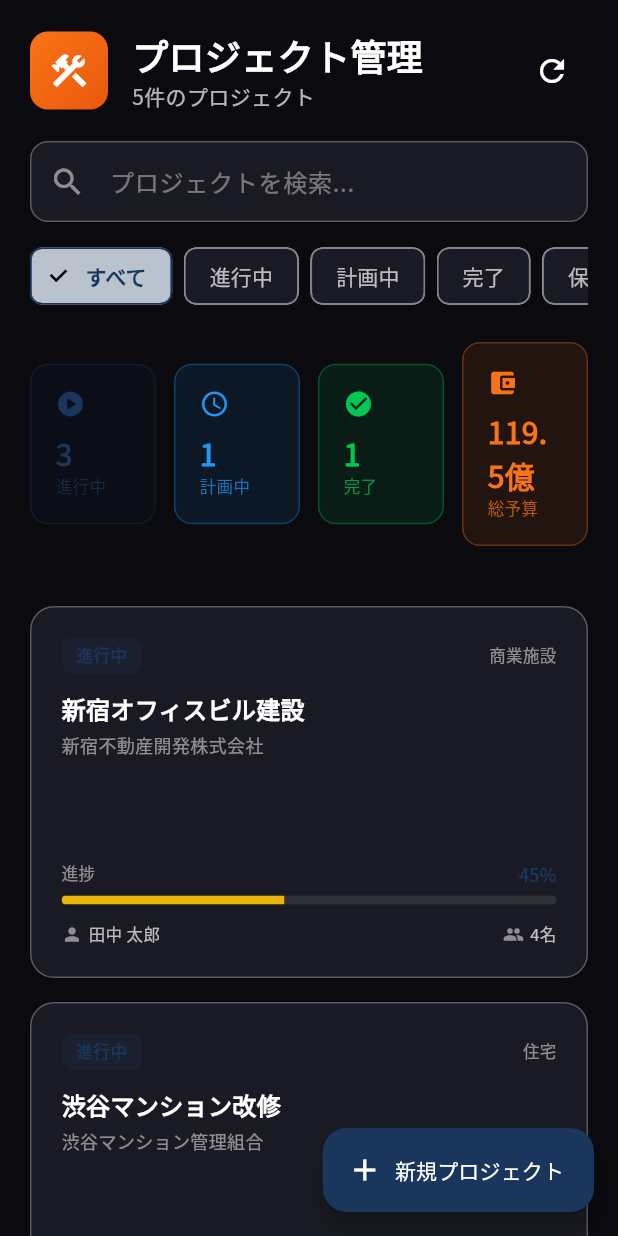
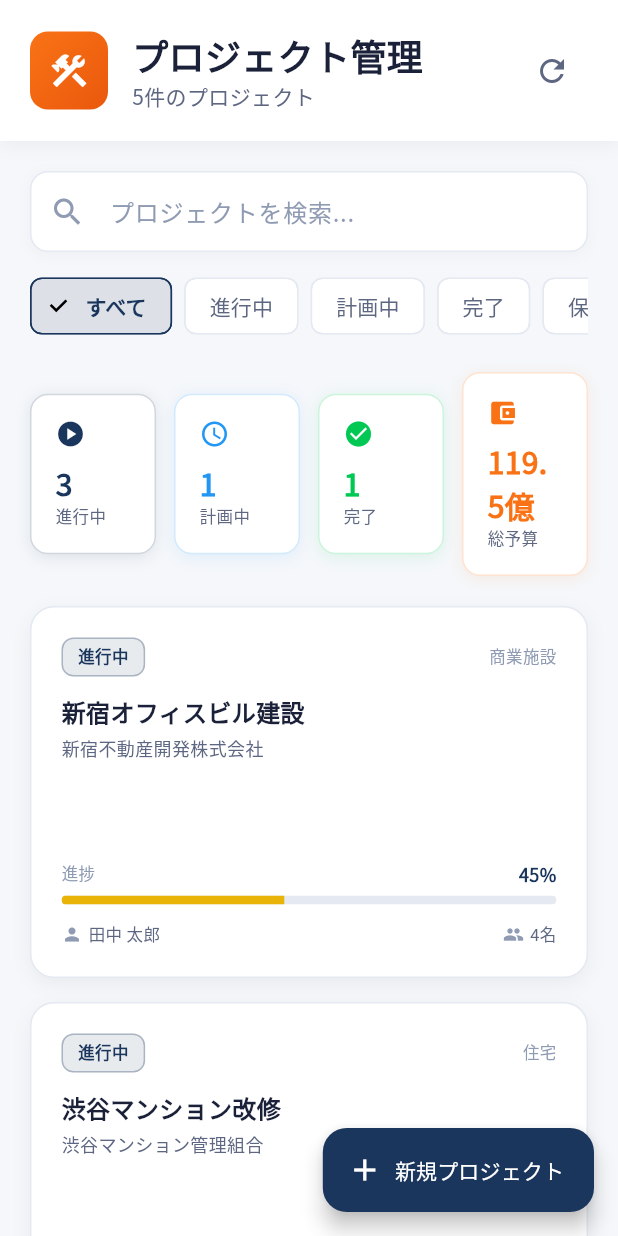
Before and after one commit to niiyamakouki-byte/desktop-tutorial, a Flutter app: the screen it shows after launch, on a phone screen of 412 x 824 dp. Run offline on Flutter 3.47's test engine with Material 3 defaults, Android fonts, the phone set to English and light mode, and no system bars; our stand-ins replace google_fonts; accounts and stored records are empty.

Commit message:
fix: Update project dashboard to light theme matching Gantt chart
- Changed background from dark to AppColors.background (light)
- Updated cards to use white background instead of dark surface
- Changed text colors to textPrimary, textSecondary, textTertiary
- Adjusted shadows and borders for light theme consistency
- Matches the whitish design of the schedule (工程表) screen

```diff
--- a/lib/presentation/screens/project_dashboard_screen.dart
+++ b/lib/presentation/screens/project_dashboard_screen.dart
@@ -41,10 +41,8 @@ class _ProjectDashboardScreenState extends State<ProjectDashboardScreen> {
     });
 
     try {
-      // Simulate loading delay
       await Future.delayed(const Duration(milliseconds: 500));
 
-      // Mock projects data
       final mockProjects = [
         Project(
           id: 'p1',
@@ -159,7 +157,7 @@ class _ProjectDashboardScreenState extends State<ProjectDashboardScreen> {
   @override
   Widget build(BuildContext context) {
     return Scaffold(
-      backgroundColor: AppColors.backgroundDark,
+      backgroundColor: AppColors.background,
       body: SafeArea(
         child: Column(
           crossAxisAlignment: CrossAxisAlignment.start,
@@ -180,8 +178,8 @@ class _ProjectDashboardScreenState extends State<ProjectDashboardScreen> {
       floatingActionButton: FloatingActionButton.extended(
         onPressed: () => _showCreateProjectDialog(),
         backgroundColor: AppColors.primary,
-        icon: const Icon(Icons.add),
-        label: const Text('新規プロジェクト'),
+        icon: const Icon(Icons.add, color: Colors.white),
+        label: const Text('新規プロジェクト', style: TextStyle(color: Colors.white)),
       ),
     );
   }
@@ -189,6 +187,16 @@ class _ProjectDashboardScreenState extends State<ProjectDashboardScreen> {
   Widget _buildHeader() {
     return Container(
       padding: const EdgeInsets.all(20),
+      decoration: BoxDecoration(
+        color: Colors.white,
+        boxShadow: [
+          BoxShadow(
+            color: Colors.black.withOpacity(0.05),
+            blurRadius: 10,
+            offset: const Offset(0, 2),
+          ),
+        ],
+      ),
       child: Row(
         children: [
           Container(
@@ -211,7 +219,7 @@ class _ProjectDashboardScreenState extends State<ProjectDashboardScreen> {
                 const Text(
                   'プロジェクト管理',
                   style: TextStyle(
-                    color: Colors.white,
+                    color: AppColors.textPrimary,
                     fontSize: 24,
                     fontWeight: FontWeight.bold,
                   ),
@@ -219,7 +227,7 @@ class _ProjectDashboardScreenState extends State<ProjectDashboardScreen> {
                 Text(
                   '${_projects.length}件のプロジェクト',
                   style: TextStyle(
-                    color: Colors.white.withOpacity(0.7),
+                    color: AppColors.textSecondary,
                     fontSize: 14,
                   ),
                 ),
@@ -228,7 +236,7 @@ class _ProjectDashboardScreenState extends State<ProjectDashboardScreen> {
           ),
           IconButton(
             onPressed: _loadProjects,
-            icon: const Icon(Icons.refresh, color: Colors.white),
+            icon: const Icon(Icons.refresh, color: AppColors.textSecondary),
             tooltip: '更新',
           ),
         ],
@@ -238,30 +246,35 @@ class _ProjectDashboardScreenState extends State<ProjectDashboardScreen> {
 
   Widget _buildSearchAndFilter() {
     return Container(
-      padding: const EdgeInsets.symmetric(horizontal: 20),
+      padding: const EdgeInsets.all(20),
       child: Column(
         children: [
-          // Search bar
           Container(
             decoration: BoxDecoration(
-              color: AppColors.surfaceDark,
+              color: Colors.white,
               borderRadius: BorderRadius.circular(12),
-              border: Border.all(color: AppColors.border.withOpacity(0.3)),
+              border: Border.all(color: AppColors.border),
+              boxShadow: [
+                BoxShadow(
+                  color: Colors.black.withOpacity(0.03),
+                  blurRadius: 8,
+                  offset: const Offset(0, 2),
+                ),
+              ],
             ),
             child: TextField(
               onChanged: (value) => setState(() => _searchQuery = value),
-              style: const TextStyle(color: Colors.white),
+              style: const TextStyle(color: AppColors.textPrimary),
               decoration: InputDecoration(
                 hintText: 'プロジェクトを検索...',
-                hintStyle: TextStyle(color: Colors.white.withOpacity(0.4)),
-                prefixIcon: Icon(Icons.search, color: Colors.white.withOpacity(0.5)),
+                hintStyle: TextStyle(color: AppColors.textTertiary),
+                prefixIcon: Icon(Icons.search, color: AppColors.textTertiary),
                 border: InputBorder.none,
                 contentPadding: const EdgeInsets.symmetric(horizontal: 16, vertical: 14),
               ),
             ),
           ),
           const SizedBox(height: 12),
-          // Filter chips
           SingleChildScrollView(
             scrollDirection: Axis.horizontal,
             child: Row(
@@ -287,14 +300,14 @@ class _ProjectDashboardScreenState extends State<ProjectDashboardScreen> {
         label: Text(label),
         selected: isSelected,
         onSelected: (_) => setState(() => _filterStatus = status),
-        backgroundColor: AppColors.surfaceDark,
-        selectedColor: AppColors.primary.withOpacity(0.3),
+        backgroundColor: Colors.white,
+        selectedColor: AppColors.primary.withOpacity(0.15),
         labelStyle: TextStyle(
-          color: isSelected ? AppColors.primary : Colors.white70,
+          color: isSelected ? AppColors.primary : AppColors.textSecondary,
           fontWeight: isSelected ? FontWeight.bold : FontWeight.normal,
         ),
         side: BorderSide(
-          color: isSelected ? AppColors.primary : AppColors.border.withOpacity(0.3),
+          color: isSelected ? AppColors.primary : AppColors.border,
         ),
       ),
     );
@@ -307,7 +320,7 @@ class _ProjectDashboardScreenState extends State<ProjectDashboardScreen> {
     final totalBudget = _projects.fold<double>(0, (sum, p) => sum + p.budget);
 
     return Container(
-      padding: const EdgeInsets.all(20),
+      padding: const EdgeInsets.symmetric(horizontal: 20),
       child: Row(
         children: [
           Expanded(child: _SummaryCard(
@@ -360,7 +373,7 @@ class _ProjectDashboardScreenState extends State<ProjectDashboardScreen> {
           SizedBox(height: 16),
           Text(
             'プロジェクトを読み込み中...',
-            style: TextStyle(color: Colors.white70),
+            style: TextStyle(color: AppColors.textSecondary),
           ),
         ],
       ),
@@ -376,7 +389,7 @@ class _ProjectDashboardScreenState extends State<ProjectDashboardScreen> {
           const SizedBox(height: 16),
           Text(
             _error ?? 'エラーが発生しました',
-            style: const TextStyle(color: Colors.white70),
+            style: const TextStyle(color: AppColors.textSecondary),
             textAlign: TextAlign.center,
           ),
           const SizedBox(height: 16),
@@ -399,11 +412,11 @@ class _ProjectDashboardScreenState extends State<ProjectDashboardScreen> {
         child: Column(
           mainAxisAlignment: MainAxisAlignment.center,
           children: [
-            Icon(Icons.folder_open, color: Colors.white.withOpacity(0.3), size: 64),
+            Icon(Icons.folder_open, color: AppColors.textTertiary, size: 64),
             const SizedBox(height: 16),
             Text(
               _searchQuery.isNotEmpty ? '検索結果がありません' : 'プロジェクトがありません',
-              style: TextStyle(color: Colors.white.withOpacity(0.5)),
+              style: TextStyle(color: AppColors.textTertiary),
             ),
           ],
         ),
@@ -466,9 +479,16 @@ class _SummaryCard extends StatelessWidget {
     return Container(
       padding: const EdgeInsets.all(16),
       decoration: BoxDecoration(
-        color: color.withOpacity(0.1),
+        color: Colors.white,
         borderRadius: BorderRadius.circular(12),
-        border: Border.all(color: color.withOpacity(0.3)),
+        border: Border.all(color: color.withOpacity(0.2)),
+        boxShadow: [
+          BoxShadow(
+            color: color.withOpacity(0.1),
+            blurRadius: 8,
+            offset: const Offset(0, 2),
+          ),
+        ],
       ),
       child: Column(
         crossAxisAlignment: CrossAxisAlignment.start,
@@ -486,7 +506,7 @@ class _SummaryCard extends StatelessWidget {
           Text(
             label,
             style: TextStyle(
-              color: color.withOpacity(0.7),
+              color: AppColors.textSecondary,
               fontSize: 11,
             ),
           ),
@@ -526,35 +546,35 @@ class _ProjectCardState extends State<_ProjectCard> {
           duration: const Duration(milliseconds: 200),
           transform: Matrix4.identity()..scale(_isHovered ? 1.02 : 1.0),
           decoration: BoxDecoration(
-            color: AppColors.surfaceDark,
+            color: Colors.white,
             borderRadius: BorderRadius.circular(16),
             border: Border.all(
-              color: _isHovered ? AppColors.primary : AppColors.border.withOpacity(0.3),
+              color: _isHovered ? AppColors.primary : AppColors.border,
               width: _isHovered ? 2 : 1,
             ),
-            boxShadow: _isHovered
-                ? [
-                    BoxShadow(
-                      color: AppColors.primary.withOpacity(0.2),
-                      blurRadius: 20,
-                      offset: const Offset(0, 8),
-                    ),
-                  ]
-                : null,
+            boxShadow: [
+              BoxShadow(
+                color: _isHovered
+                    ? AppColors.primary.withOpacity(0.15)
+                    : Colors.black.withOpacity(0.05),
+                blurRadius: _isHovered ? 20 : 10,
+                offset: Offset(0, _isHovered ? 8 : 4),
+              ),
+            ],
           ),
           child: Padding(
             padding: const EdgeInsets.all(20),
             child: Column(
               crossAxisAlignment: CrossAxisAlignment.start,
               children: [
-                // Header
                 Row(
                   children: [
                     Container(
                       padding: const EdgeInsets.symmetric(horizontal: 10, vertical: 4),
                       decoration: BoxDecoration(
-                        color: statusColor.withOpacity(0.2),
+                        color: statusColor.withOpacity(0.1),
                         borderRadius: BorderRadius.circular(8),
+                        border: Border.all(color: statusColor.withOpacity(0.3)),
                       ),
                       child: Text(
                         project.status.label,
@@ -569,18 +589,17 @@ class _ProjectCardState extends State<_ProjectCard> {
                     Text(
                       project.category,
                       style: TextStyle(
-                        color: Colors.white.withOpacity(0.5),
+                        color: AppColors.textTertiary,
                         fontSize: 11,
                       ),
                     ),
                   ],
                 ),
                 const SizedBox(height: 12),
-                // Title
                 Text(
                   project.name,
                   style: const TextStyle(
-                    color: Colors.white,
+                    color: AppColors.textPrimary,
                     fontSize: 16,
                     fontWeight: FontWeight.bold,
                   ),
@@ -591,14 +610,13 @@ class _ProjectCardState extends State<_ProjectCard> {
                 Text(
                   project.clientName,
                   style: TextStyle(
-                    color: Colors.white.withOpacity(0.5),
+                    color: AppColors.textSecondary,
                     fontSize: 12,
                   ),
                   maxLines: 1,
                   overflow: TextOverflow.ellipsis,
                 ),
                 const Spacer(),
-                // Progress
                 Column(
                   crossAxisAlignment: CrossAxisAlignment.start,
                   children: [
@@ -608,7 +626,7 @@ class _ProjectCardState extends State<_ProjectCard> {
                         Text(
                           '進捗',
                           style: TextStyle(
-                            color: Colors.white.withOpacity(0.5),
+                            color: AppColors.textTertiary,
                             fontSize: 11,
                           ),
                         ),
@@ -627,7 +645,7 @@ class _ProjectCardState extends State<_ProjectCard> {
                       borderRadius: BorderRadius.circular(4),
                       child: LinearProgressIndicator(
                         value: project.progress,
-                        backgroundColor: Colors.white.withOpacity(0.1),
+                        backgroundColor: AppColors.border,
                         valueColor: AlwaysStoppedAnimation<Color>(
                           _getProgressColor(project.progress),
                         ),
@@ -637,28 +655,27 @@ class _ProjectCardState extends State<_ProjectCard> {
                   ],
                 ),
                 const SizedBox(height: 12),
-                // Footer
                 Row(
                   children: [
-                    Icon(Icons.person, size: 14, color: Colors.white.withOpacity(0.5)),
+                    Icon(Icons.person, size: 14, color: AppColors.textTertiary),
                     const SizedBox(width: 4),
                     Expanded(
                       child: Text(
                         project.managerName,
                         style: TextStyle(
-                          color: Colors.white.withOpacity(0.7),
+                          color: AppColors.textSecondary,
                           fontSize: 11,
                         ),
                         maxLines: 1,
                         overflow: TextOverflow.ellipsis,
                       ),
                     ),
-                    Icon(Icons.group, size: 14, color: Colors.white.withOpacity(0.5)),
+                    Icon(Icons.group, size: 14, color: AppColors.textTertiary),
                     const SizedBox(width: 4),
                     Text(
                       '${project.teamMembers.length}名',
                       style: TextStyle(
-                        color: Colors.white.withOpacity(0.7),
+                        color: AppColors.textSecondary,
                         fontSize: 11,
                       ),
                     ),
@@ -725,7 +742,7 @@ class _CreateProjectDialogState extends State<_CreateProjectDialog> {
   @override
   Widget build(BuildContext context) {
     return Dialog(
-      backgroundColor: AppColors.surfaceDark,
+      backgroundColor: Colors.white,
       shape: RoundedRectangleBorder(borderRadius: BorderRadius.circular(20)),
       child: Container(
         width: 500,
@@ -743,7 +760,7 @@ class _CreateProjectDialogState extends State<_CreateProjectDialog> {
                   const Text(
                     '新規プロジェクト作成',
                     style: TextStyle(
-                      color: Colors.white,
+                      color: AppColors.textPrimary,
                       fontSize: 20,
                       fontWeight: FontWeight.bold,
                     ),
@@ -751,7 +768,7 @@ class _CreateProjectDialogState extends State<_CreateProjectDialog> {
                   const Spacer(),
                   IconButton(
                     onPressed: () => Navigator.pop(context),
-                    icon: const Icon(Icons.close, color: Colors.white54),
+                    icon: Icon(Icons.close, color: AppColors.textTertiary),
                   ),
                 ],
               ),
@@ -768,16 +785,15 @@ class _CreateProjectDialogState extends State<_CreateProjectDialog> {
                 value: _category,
                 decoration: InputDecoration(
                   labelText: 'カテゴリ',
-                  labelStyle: const TextStyle(color: Colors.white54),
-                  prefixIcon: const Icon(Icons.category, color: Colors.white54),
+                  labelStyle: TextStyle(color: AppColors.textSecondary),
+                  prefixIcon: Icon(Icons.category, color: AppColors.textSecondary),
                   border: OutlineInputBorder(borderRadius: BorderRadius.circular(12)),
                   enabledBorder: OutlineInputBorder(
                     borderRadius: BorderRadius.circular(12),
-                    borderSide: BorderSide(color: AppColors.border.withOpacity(0.3)),
+                    borderSide: BorderSide(color: AppColors.border),
                   ),
                 ),
-                dropdownColor: AppColors.surfaceDark,
-                style: const TextStyle(color: Colors.white),
+                style: const TextStyle(color: AppColors.textPrimary),
                 items: ['商業施設', '住宅', '工場', '物流施設', 'インフラ', 'その他']
                     .map((c) => DropdownMenuItem(value: c, child: Text(c)))
                     .toList(),
@@ -789,13 +805,14 @@ class _CreateProjectDialogState extends State<_CreateProjectDialog> {
                 children: [
                   TextButton(
                     onPressed: () => Navigator.pop(context),
-                    child: const Text('キャンセル'),
+                    child: Text('キャンセル', style: TextStyle(color: AppColors.textSecondary)),
                   ),
                   const SizedBox(width: 12),
                   ElevatedButton(
                     onPressed: _isLoading ? null : _createProject,
                     style: ElevatedButton.styleFrom(
                       backgroundColor: AppColors.primary,
+                      foregroundColor: Colors.white,
                       padding: const EdgeInsets.symmetric(horizontal: 24, vertical: 12),
                     ),
                     child: _isLoading
@@ -824,15 +841,15 @@ class _CreateProjectDialogState extends State<_CreateProjectDialog> {
     return TextFormField(
       controller: controller,
       maxLines: maxLines,
-      style: const TextStyle(color: Colors.white),
+      style: const TextStyle(color: AppColors.textPrimary),
       decoration: InputDecoration(
         labelText: label,
-        labelStyle: const TextStyle(color: Colors.white54),
-        prefixIcon: Icon(icon, color: Colors.white54),
+        labelStyle: TextStyle(color: AppColors.textSecondary),
+        prefixIcon: Icon(icon, color: AppColors.textSecondary),
         border: OutlineInputBorder(borderRadius: BorderRadius.circular(12)),
         enabledBorder: OutlineInputBorder(
           borderRadius: BorderRadius.circular(12),
-          borderSide: BorderSide(color: AppColors.border.withOpacity(0.3)),
+          borderSide: BorderSide(color: AppColors.border),
         ),
         focusedBorder: OutlineInputBorder(
           borderRadius: BorderRadius.circular(12),
@@ -873,7 +890,6 @@ class _CreateProjectDialogState extends State<_CreateProjectDialog> {
   }
 }
 
-/// Project status enum
 enum ProjectStatus {
   planning,
   inProgress,
@@ -899,7 +915,6 @@ extension ProjectStatusExtension on ProjectStatus {
   }
 }
 
-/// Project model
 class Project {
   final String id;
   final String name;
```
Also changed, not shown: 4 other files.
